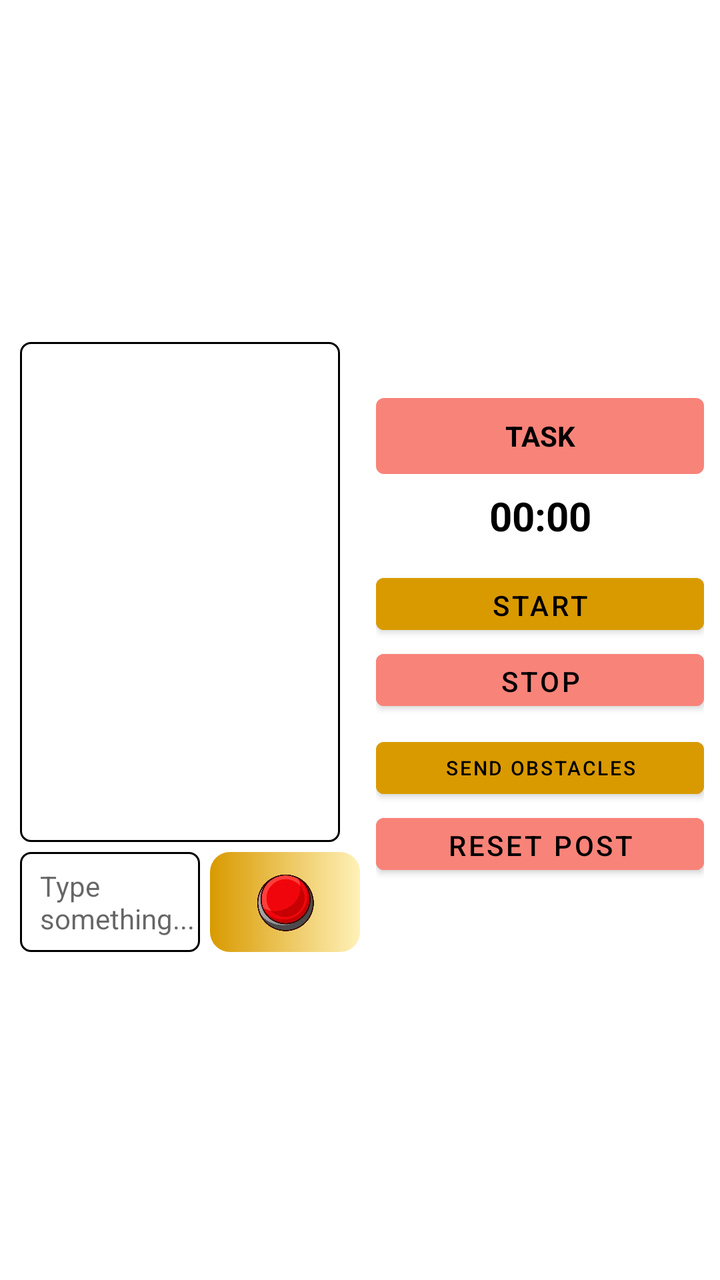
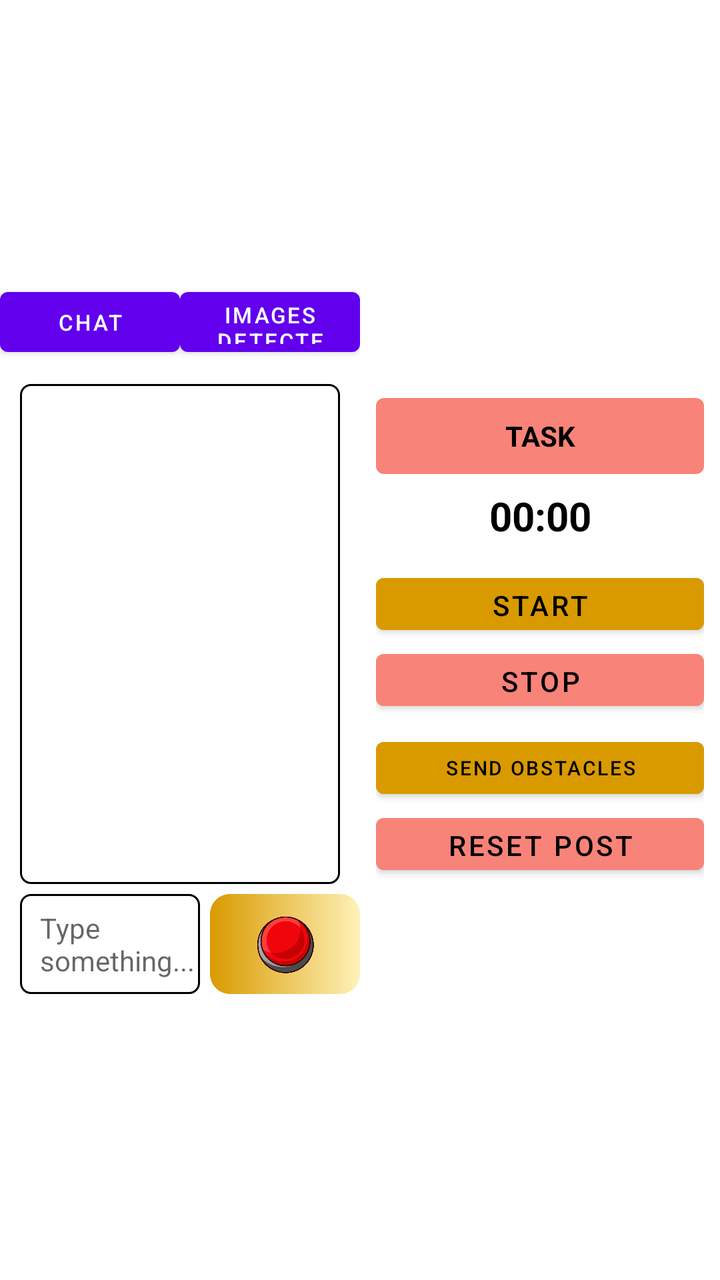

The first picture is an Android layout as it rendered before a commit; the second is the same layout after the commit. The layout source and the unified diff follow.
<!-- AndroidManifest.xml: application theme Theme.MDP_Grp_14 -->
<!-- res/layout/activity_communications.xml -->
<?xml version="1.0" encoding="utf-8"?>
<androidx.coordinatorlayout.widget.CoordinatorLayout
    xmlns:android="http://schemas.android.com/apk/res/android"
    xmlns:app="http://schemas.android.com/apk/res-auto"
    android:id="@+id/activity_comms"
    android:layout_width="match_parent"
    android:layout_height="match_parent"
    android:orientation="vertical"
    android:focusableInTouchMode="true">

    <RelativeLayout
        android:id="@+id/relativeLayout"
        android:layout_width="match_parent"
        android:layout_height="match_parent">

        <LinearLayout
            android:layout_width="match_parent"
            android:layout_height="match_parent"
            android:gravity="center_vertical"
            android:orientation="horizontal">

        <LinearLayout
            android:layout_width="0dp"
            android:layout_height="wrap_content"
            android:layout_weight="1"
            android:orientation="vertical">

            <TextView
                android:id="@+id/messageReceivedTitleTextView"
                android:layout_width="match_parent"
                android:layout_height="250dp"
                android:layout_marginStart="10dp"
                android:layout_marginLeft="10dp"
                android:layout_marginTop="10dp"
                android:layout_marginEnd="10dp"
                android:layout_marginRight="10dp"
                android:paddingStart="20dp"
                android:paddingEnd="5dp"
                android:gravity="bottom"
                android:scrollbars="vertical"
                android:textSize="15sp"
                android:background="@drawable/rounded_corner"/>


            <LinearLayout
                android:layout_width="match_parent"
                android:layout_height="58dp"
                android:orientation="horizontal">

                <EditText
                    android:id="@+id/typeBoxEditText"
                    android:layout_width="0dp"
                    android:layout_height="50dp"
                    android:layout_weight="1"
                    android:layout_marginStart="10dp"
                    android:layout_marginTop="5dp"
                    android:gravity="center|start"
                    android:hint="Type something..."
                    android:paddingStart="10dp"
                    android:textSize="14sp"
                    android:background="@drawable/rounded_corner"/>


                <ImageButton
                    android:id="@+id/messageButton"
                    android:layout_width="75dp"
                    android:layout_height="50dp"
                    android:layout_marginStart="5dp"
                    android:layout_marginTop="5dp"
                    android:foregroundGravity="center"
                    android:paddingStart="20dp"
                    android:paddingTop="10dp"
                    android:paddingEnd="20dp"
                    android:paddingBottom="10dp"
                    android:scaleType="fitCenter"
                    android:background="@drawable/custom_button2"
                    android:src="@drawable/pokemon_msg"/>


            </LinearLayout>
        </LinearLayout>
        <include layout="@layout/chat_timer_controls" />
        </LinearLayout>

    </RelativeLayout>

</androidx.coordinatorlayout.widget.CoordinatorLayout>
<!-- res/layout/chat_timer_controls.xml (included above) -->
<?xml version="1.0" encoding="utf-8"?>
<LinearLayout xmlns:android="http://schemas.android.com/apk/res/android"
    android:layout_width="0dp"
    android:layout_height="wrap_content"
    android:layout_weight="1"
    android:gravity="center"
    android:orientation="vertical"
    android:padding="8dp">

    <TextView
        android:layout_width="match_parent"
        android:layout_height="38dp"
        android:gravity="center"
        android:text="TASK"
        android:textColor="@color/colorBlack"
        android:textStyle="bold"
        android:background="@drawable/control_red_box" />

    <TextView
        android:id="@+id/chatTaskTimerTextView"
        android:layout_width="match_parent"
        android:layout_height="38dp"
        android:layout_marginTop="2dp"
        android:gravity="center"
        android:text="00:00"
        android:textColor="@color/black"
        android:textSize="20sp"
        android:textStyle="bold"
        android:background="@drawable/control_white_box" />

    <Button
        android:id="@+id/chatTaskStartButton"
        android:layout_width="match_parent"
        android:layout_height="38dp"
        android:layout_marginTop="6dp"
        android:text="START"
        android:textColor="@color/black"
        android:backgroundTint="@color/colorYellow" />

    <Button
        android:id="@+id/chatTaskStopButton"
        android:layout_width="match_parent"
        android:layout_height="38dp"
        android:text="STOP"
        android:textColor="@color/black"
        android:backgroundTint="@color/lightRed" />

    <Button android:id="@+id/chatSendObstaclesButton" android:layout_width="match_parent" android:layout_height="38dp" android:layout_marginTop="6dp" android:text="SEND OBSTACLES" android:textSize="10sp" android:textColor="@color/black" android:backgroundTint="@color/colorYellow" />
    <Button android:id="@+id/chatResetPostButton" android:layout_width="match_parent" android:layout_height="38dp" android:text="RESET POST" android:textColor="@color/black" android:backgroundTint="@color/lightRed" />
</LinearLayout>
<!-- resources referenced by this layout -->
<resources>
  <color name="black">#FF000000</color>
  <color name="colorBlack">#FF000000</color>
  <color name="colorYellow">#D99A00</color>
  <color name="lightRed">#F88379</color>
  <!-- drawable control_red_box (drawable) -->
  <?xml version="1.0" encoding="utf-8"?>
  <shape xmlns:android="http://schemas.android.com/apk/res/android" android:shape="rectangle">
      <solid android:color="@color/lightRed" />
      <corners android:radius="4dp" />
  </shape>
  <!-- drawable control_white_box (drawable) -->
  <?xml version="1.0" encoding="utf-8"?>
  <shape xmlns:android="http://schemas.android.com/apk/res/android" android:shape="rectangle">
      <solid android:color="@color/white" />
      <corners android:radius="4dp" />
  </shape>
  <!-- drawable custom_button2 (drawable) -->
  <?xml version="1.0" encoding="utf-8"?>
  <shape xmlns:android="http://schemas.android.com/apk/res/android">
      <gradient android:startColor="@color/colorYellow" android:endColor="@color/lightYellow" android:type="linear"/>
      <corners android:radius="10dp"/>
  </shape>
  <!-- drawable pokemon_msg: png bitmap (drawable, 189462 bytes) -->
  <!-- drawable rounded_corner (drawable) -->
  <?xml version="1.0" encoding="utf-8"?>
  <shape xmlns:android="http://schemas.android.com/apk/res/android" >
      <stroke
          android:width="1dp"
          android:color="@color/colorBlack" />
  
      <solid android:color="#ffffff" />
  
      <padding
          android:left="1dp"
          android:right="1dp"
          android:bottom="1dp"
          android:top="1dp" />
  
      <corners android:radius="5dp" />
  </shape>
  <style name="Theme.MDP_Grp_14" parent="Theme.MaterialComponents.DayNight.DarkActionBar">
          
          <item name="colorPrimary">@color/purple_500</item>
          <item name="colorPrimaryVariant">@color/purple_700</item>
          <item name="colorOnPrimary">@color/white</item>
          
          <item name="colorSecondary">@color/teal_200</item>
          <item name="colorSecondaryVariant">@color/teal_700</item>
          <item name="colorOnSecondary">@color/black</item>
          
          <item name="android:statusBarColor" tools:targetApi="l">?attr/colorPrimaryVariant</item>
          
      </style>
  <color name="white">#FFFFFFFF</color>
  <color name="lightYellow">#FFF1B8</color>
  <color name="purple_500">#FF6200EE</color>
  <color name="purple_700">#FF3700B3</color>
  <color name="teal_200">#FF03DAC5</color>
  <color name="teal_700">#FF018786</color>
</resources>

<!-- the commit's change to res/layout/activity_communications.xml (unified diff, before → after) -->
@@ -25,6 +25,26 @@
             android:layout_weight="1"
             android:orientation="vertical">
 
+            <LinearLayout
+                android:layout_width="match_parent"
+                android:layout_height="42dp"
+                android:orientation="horizontal">
+                <Button
+                    android:id="@+id/chatTabButton"
+                    android:layout_width="0dp"
+                    android:layout_height="match_parent"
+                    android:layout_weight="1"
+                    android:text="CHAT"
+                    android:textSize="11sp" />
+                <Button
+                    android:id="@+id/imagesDetectedTabButton"
+                    android:layout_width="0dp"
+                    android:layout_height="match_parent"
+                    android:layout_weight="1"
+                    android:text="IMAGES DETECTED"
+                    android:textSize="11sp" />
+            </LinearLayout>
+
             <TextView
                 android:id="@+id/messageReceivedTitleTextView"
                 android:layout_width="match_parent"
@@ -40,6 +60,29 @@
                 android:scrollbars="vertical"
                 android:textSize="15sp"
                 android:background="@drawable/rounded_corner"/>
+
+            <TextView
+                android:id="@+id/detectedImagesTextView"
+                android:layout_width="match_parent"
+                android:layout_height="250dp"
+                android:layout_marginStart="10dp"
+                android:layout_marginEnd="10dp"
+                android:padding="20dp"
+                android:gravity="bottom"
+                android:scrollbars="vertical"
+                android:textSize="15sp"
+                android:background="@drawable/rounded_corner"
+                android:visibility="gone" />
+
+            <Button
+                android:id="@+id/clearImagesButton"
+                android:layout_width="match_parent"
+                android:layout_height="38dp"
+                android:layout_marginStart="10dp"
+                android:layout_marginEnd="10dp"
+                android:text="CLEAR IMAGES"
+                android:textSize="11sp"
+                android:visibility="gone" />
 
 
             <LinearLayout
